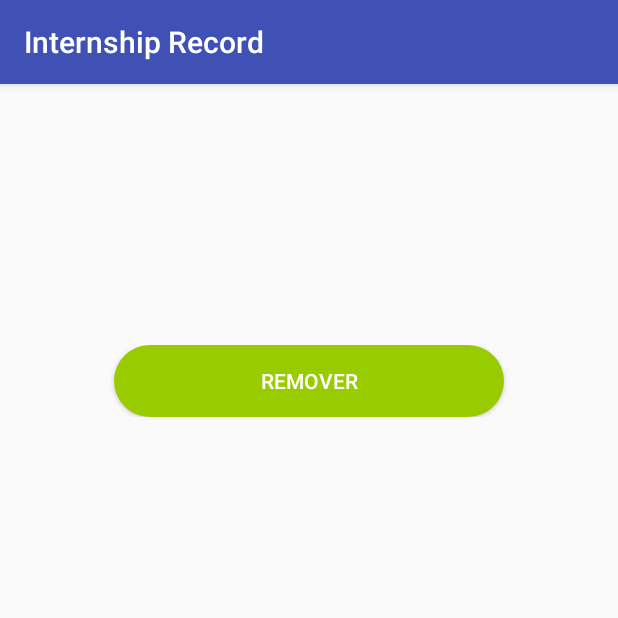
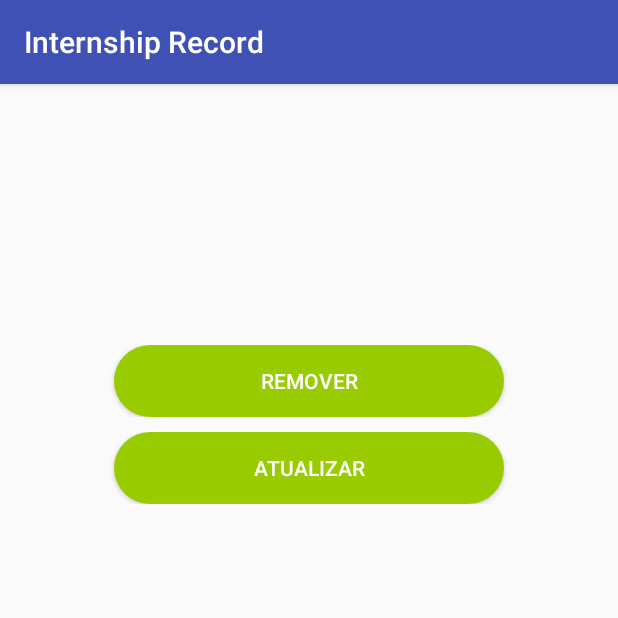
Before and after one commit to matheuskoiti/InternshipRecord, an Android app: the ViewRecordActivity screen opened directly, with no data from a screen before it, on a phone screen of 412 x 824 dp, the top half of it. Run offline under Robolectric (Android 15) with nearby library versions, the phone set to English and light mode, and no system bars; 3 statements that could not run were skipped.

Commit message:
creating update button at record view and it's activity

```diff
--- a/app/src/main/AndroidManifest.xml
+++ b/app/src/main/AndroidManifest.xml
@@ -19,7 +19,8 @@
             </intent-filter>
         </activity>
         <activity android:name=".AddRecordActivity" />
-        <activity android:name=".ViewRecordActivity"></activity>
+        <activity android:name=".ViewRecordActivity" />
+        <activity android:name=".UpdateRecordActivity"></activity>
     </application>
 
 </manifest>
--- a/app/src/main/res/layout/activity_record_view.xml
+++ b/app/src/main/res/layout/activity_record_view.xml
@@ -56,4 +56,18 @@
             android:textColor="@android:color/white"
             android:background="@drawable/button_custom" />
     </LinearLayout>
+    <LinearLayout
+        android:paddingTop="10dp"
+        android:gravity="center"
+        android:layout_width="match_parent"
+        android:layout_height="wrap_content"
+        android:orientation="horizontal">
+        <Button
+            android:text="@string/update"
+            android:onClick="onClickBtnUpdate"
+            android:layout_width="260dp"
+            android:layout_height="wrap_content"
+            android:textColor="@android:color/white"
+            android:background="@drawable/button_custom" />
+    </LinearLayout>
 </LinearLayout>
--- a/app/src/main/res/values/strings.xml
+++ b/app/src/main/res/values/strings.xml
@@ -7,4 +7,5 @@
     <string name="send">Inserir</string>
     <string name="delete">Remover</string>
     <string name="update">Atualizar</string>
+    <string name="title_activity_update_record">UpdateRecordActivity</string>
 </resources>
```
Also changed, not shown: app/src/main/java/com/internrecord/android/mkoyama/UpdateRecordActivity.java (added, +13 -0 lines), app/src/main/java/com/internrecord/android/mkoyama/ViewRecordActivity.java (+7 -0 lines), app/src/main/res/layout/activity_update_record.xml (added, +86 -0 lines), 1 other file.
